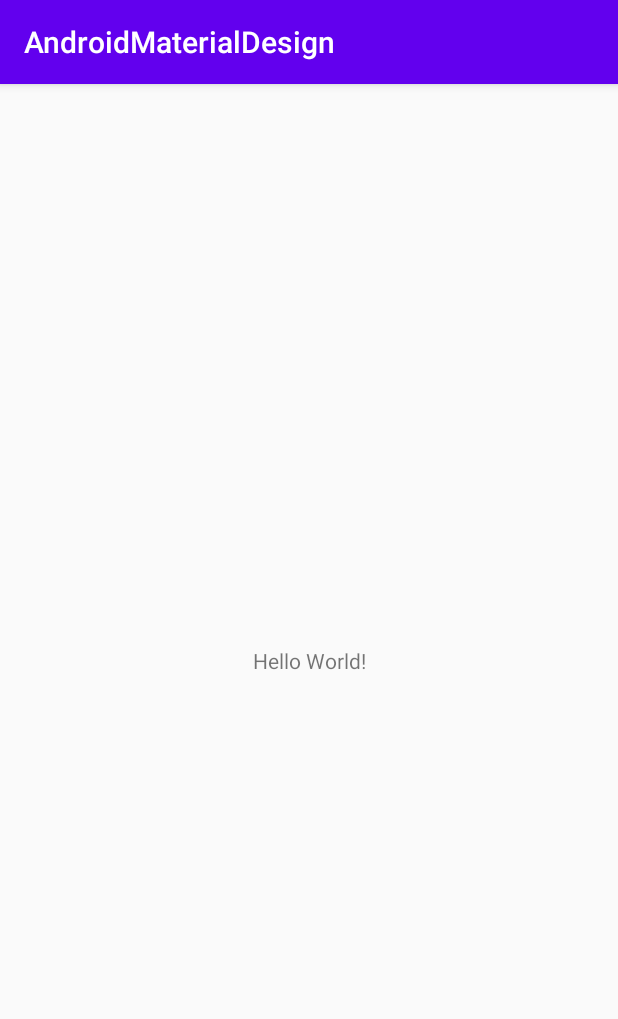
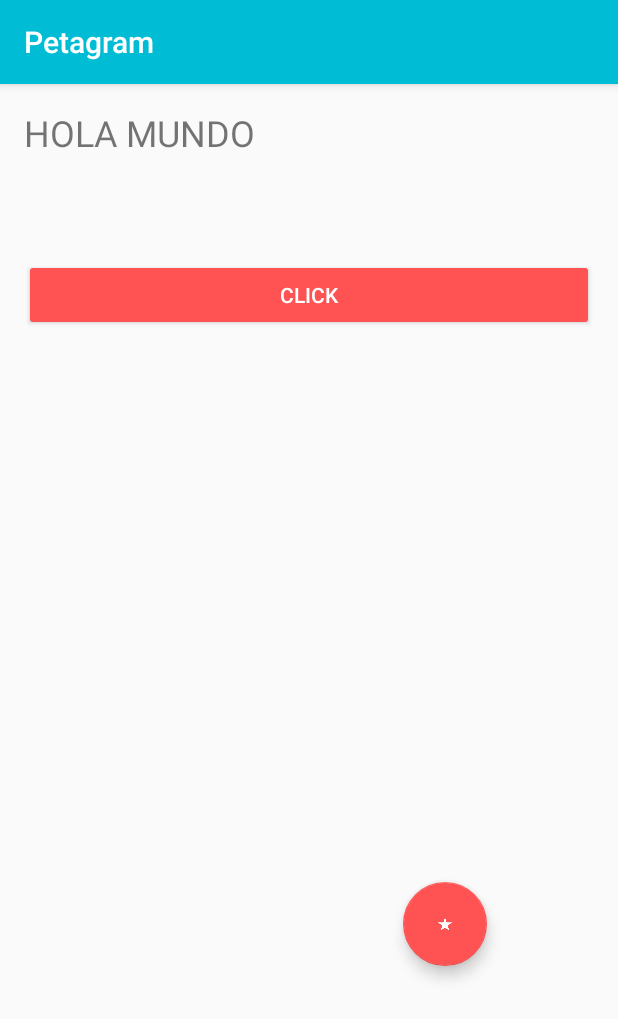
Before and after one commit to Pusterla/AndroidMaterialDesign, an Android app: the screen it shows after launch (MainActivity), on a phone screen of 412 x 824 dp. Shown: the top 1019 px of the screen. Run offline under Robolectric (Android 15) with nearby library versions, the phone set to English and light mode, and no system bars.

Commit message:
primer semana

```diff
--- a/app/build.gradle
+++ b/app/build.gradle
@@ -26,7 +26,10 @@ dependencies {
     implementation fileTree(dir: "libs", include: ["*.jar"])
     implementation 'androidx.appcompat:appcompat:1.2.0'
     implementation 'androidx.constraintlayout:constraintlayout:2.0.1'
-    testImplementation 'junit:junit:4.12'
+    implementation 'com.google.android.material:material:1.2.1'
+    //noinspection GradleCompatible
+    implementation 'com.android.support:design:28.0.0'
+    testImplementation 'junit:junit:4.13'
     androidTestImplementation 'androidx.test.ext:junit:1.1.2'
     androidTestImplementation 'androidx.test.espresso:espresso-core:3.3.0'
 
--- a/app/src/main/AndroidManifest.xml
+++ b/app/src/main/AndroidManifest.xml
@@ -9,6 +9,7 @@
         android:roundIcon="@mipmap/ic_launcher_round"
         android:supportsRtl="true"
         android:theme="@style/AppTheme">
+        <activity android:name=".ListadoMascotas"></activity>
         <activity android:name=".MainActivity">
             <intent-filter>
                 <action android:name="android.intent.action.MAIN" />
--- a/app/src/main/res/layout/activity_main.xml
+++ b/app/src/main/res/layout/activity_main.xml
@@ -4,15 +4,40 @@
     xmlns:tools="http://schemas.android.com/tools"
     android:layout_width="match_parent"
     android:layout_height="match_parent"
+    android:paddingLeft="16dp"
+    android:paddingTop="16dp"
+    android:paddingRight="16dp"
     tools:context=".MainActivity">
 
     <TextView
+        android:id="@+id/textViewTitle"
         android:layout_width="wrap_content"
         android:layout_height="wrap_content"
-        android:text="Hello World!"
-        app:layout_constraintBottom_toBottomOf="parent"
-        app:layout_constraintLeft_toLeftOf="parent"
-        app:layout_constraintRight_toRightOf="parent"
+        android:text="@string/text_title"
+        android:textSize="?attr/dialogPreferredPadding"
+        app:layout_constraintStart_toStartOf="parent"
         app:layout_constraintTop_toTopOf="parent" />
 
+    <Button
+        android:id="@+id/myButton"
+        android:layout_width="match_parent"
+        android:layout_height="wrap_content"
+        android:layout_marginTop="68dp"
+        android:text="@string/button_name"
+        android:theme="@style/MyRaisedButton"
+        app:layout_constraintTop_toBottomOf="@id/textViewTitle"
+        tools:layout_editor_absoluteX="7dp" />
+
+    <com.google.android.material.floatingactionbutton.FloatingActionButton
+        android:id="@+id/fabMyFAB"
+        android:layout_width="wrap_content"
+        android:layout_height="wrap_content"
+        android:layout_marginBottom="180dp"
+        android:src="@drawable/icon_starr"
+        app:layout_constraintBottom_toBottomOf="parent"
+        app:layout_constraintEnd_toEndOf="parent"
+        app:layout_constraintHorizontal_bias="0.78"
+        app:layout_constraintStart_toStartOf="parent" />
+
+
 </androidx.constraintlayout.widget.ConstraintLayout>
--- a/app/src/main/res/values/colors.xml
+++ b/app/src/main/res/values/colors.xml
@@ -1,6 +1,7 @@
 <?xml version="1.0" encoding="utf-8"?>
 <resources>
-    <color name="colorPrimary">#6200EE</color>
-    <color name="colorPrimaryDark">#3700B3</color>
-    <color name="colorAccent">#03DAC5</color>
+    <color name="colorPrimary">#00BCD4</color>
+    <color name="colorPrimaryDark">#2B2F30</color>
+    <color name="colorAccent">#FF5252</color>
+    <color name="colorBlanco">#FFFFFF</color>
 </resources>
--- a/app/src/main/res/values/strings.xml
+++ b/app/src/main/res/values/strings.xml
@@ -1,3 +1,5 @@
 <resources>
-    <string name="app_name">AndroidMaterialDesign</string>
+    <string name="app_name">Petagram</string>
+    <string name="button_name">Click</string>
+    <string name="text_title">HOLA MUNDO</string>
 </resources>
--- a/app/src/main/res/values/styles.xml
+++ b/app/src/main/res/values/styles.xml
@@ -6,5 +6,10 @@
         <item name="colorPrimaryDark">@color/colorPrimaryDark</item>
         <item name="colorAccent">@color/colorAccent</item>
     </style>
+    <style name="MyRaisedButton" parent="Theme.AppCompat.Light">
+        <item name="colorButtonNormal">@color/colorAccent</item>
+        <item name="colorControlHighlight">@color/colorBlanco</item>
+        <item name="android:textColor">@color/colorBlanco</item>
+    </style>
 
 </resources>
```
Also changed, not shown: app/src/main/java/uy/com/cdbp/ListadoMascotas.java (added, +14 -0 lines), app/src/main/java/uy/com/cdbp/MainActivity.java (+14 -0 lines), app/src/main/res/layout/listado_mascotas.xml (added, +27 -0 lines), app/src/main/res/drawable-hdpi/icon_starr.png (added), app/src/main/res/drawable-xhdpi/icon_starr.png (added), app/src/main/res/drawable-xxhdpi/icon_starr.png (added), app/src/main/res/drawable-xxxhdpi/icon_starr.png (added), app/src/main/res/drawable/logo.png (added).
